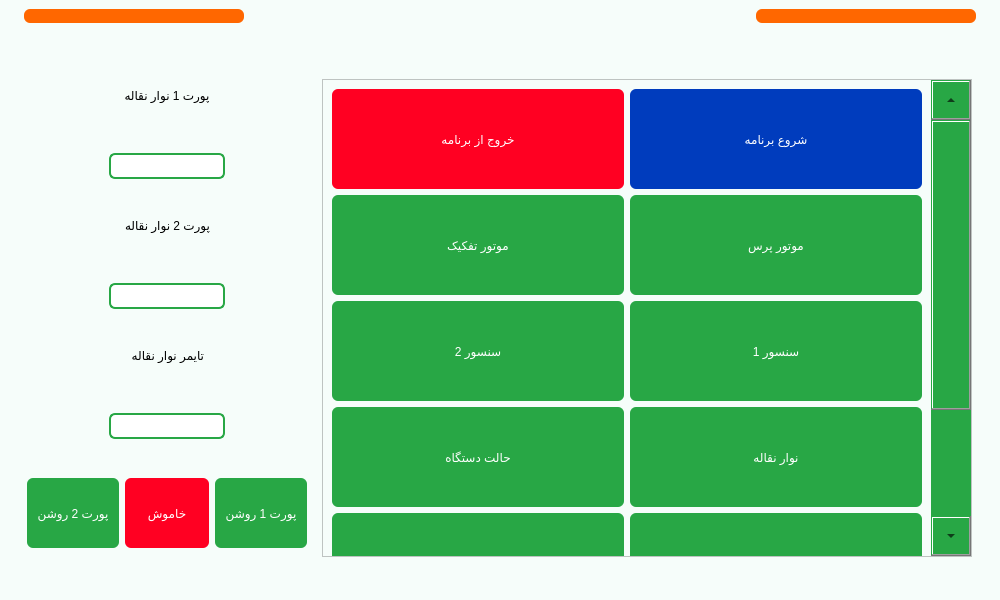
This is main.ui in Farazist/raspberrypi-app as Qt 5 draws it before an edit. The edited form follows.
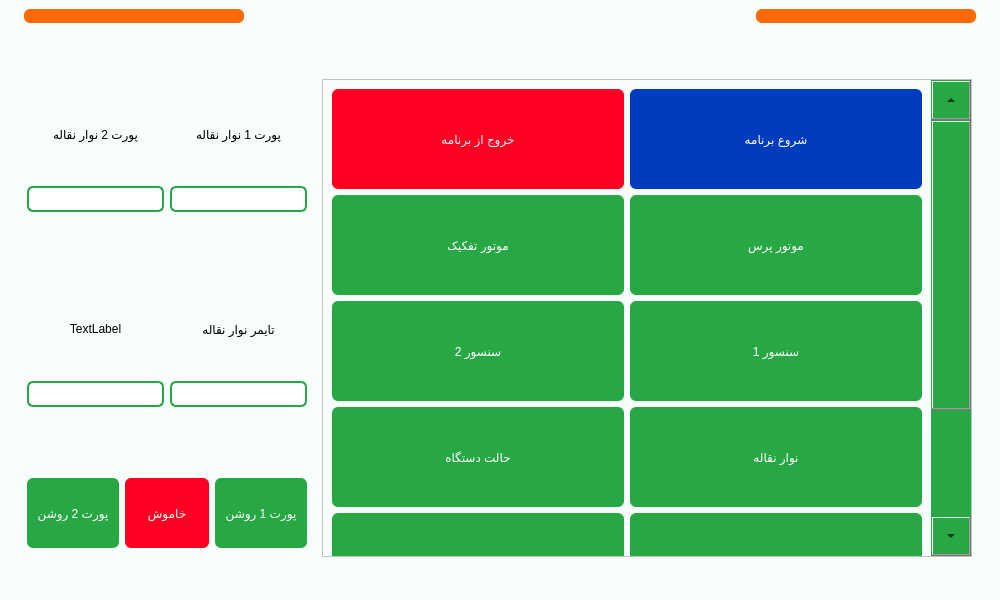
This is the edited form. The open tabs and pages were chosen to show the change. Icons and pictures are not drawn.

Commit message: conveyor_motor_active_high

```diff
--- a/main.ui
+++ b/main.ui
@@ -2233,104 +2233,140 @@
               <property name="bottomMargin">
                <number>9</number>
               </property>
-              <item alignment="Qt::AlignHCenter|Qt::AlignTop">
-               <widget class="QLabel" name="lbl_conveyor_motor_forward_port">
-                <property name="styleSheet">
-                 <string notr="true">font: 22pt &quot;IRANSans&quot;;
+              <item>
+               <layout class="QHBoxLayout" name="horizontalLayout_45">
+                <item>
+                 <layout class="QVBoxLayout" name="verticalLayout_59">
+                  <property name="leftMargin">
+                   <number>0</number>
+                  </property>
+                  <item>
+                   <widget class="QLabel" name="lbl_conveyor_motor_backward_port">
+                    <property name="styleSheet">
+                     <string notr="true">font: 22pt &quot;IRANSans&quot;;
 font: 22pt &quot;IRANSansFaNum&quot;;
 color: #000000;</string>
-                </property>
-                <property name="text">
-                 <string>پورت 1 نوار نقاله</string>
-                </property>
-                <property name="alignment">
-                 <set>Qt::AlignCenter</set>
-                </property>
-                <property name="wordWrap">
-                 <bool>true</bool>
-                </property>
-               </widget>
-              </item>
-              <item alignment="Qt::AlignHCenter|Qt::AlignTop">
-               <widget class="QLineEdit" name="tb_conveyor_motor_forward_port">
-                <property name="minimumSize">
-                 <size>
-                  <width>0</width>
-                  <height>0</height>
-                 </size>
-                </property>
-                <property name="maximumSize">
-                 <size>
-                  <width>16777215</width>
-                  <height>16777215</height>
-                 </size>
-                </property>
-                <property name="styleSheet">
-                 <string notr="true">background-color: #ffffff; 
+                    </property>
+                    <property name="text">
+                     <string>پورت 2 نوار نقاله</string>
+                    </property>
+                    <property name="alignment">
+                     <set>Qt::AlignCenter</set>
+                    </property>
+                   </widget>
+                  </item>
+                  <item alignment="Qt::AlignTop">
+                   <widget class="QLineEdit" name="tb_conveyor_motor_backward_port">
+                    <property name="styleSheet">
+                     <string notr="true">background-color: #ffffff; 
 padding: 3px; 
 border: 2px solid #28a745;
 border-radius: 6px;
 font: 26pt &quot;IRANSansFaNum&quot;;
 color:#000000;</string>
-                </property>
-                <property name="inputMethodHints">
-                 <set>Qt::ImhDigitsOnly</set>
-                </property>
-               </widget>
-              </item>
-              <item alignment="Qt::AlignHCenter|Qt::AlignTop">
-               <widget class="QLabel" name="lbl_conveyor_motor_backward_port">
-                <property name="styleSheet">
-                 <string notr="true">font: 22pt &quot;IRANSans&quot;;
+                    </property>
+                    <property name="inputMethodHints">
+                     <set>Qt::ImhDigitsOnly</set>
+                    </property>
+                   </widget>
+                  </item>
+                  <item>
+                   <widget class="QLabel" name="lbl_conveyor_motor_active_high">
+                    <property name="styleSheet">
+                     <string notr="true">font: 22pt &quot;IRANSans&quot;;
 font: 22pt &quot;IRANSansFaNum&quot;;
 color: #000000;</string>
-                </property>
-                <property name="text">
-                 <string>پورت 2 نوار نقاله</string>
-                </property>
-               </widget>
-              </item>
-              <item alignment="Qt::AlignHCenter|Qt::AlignTop">
-               <widget class="QLineEdit" name="tb_conveyor_motor_backward_port">
-                <property name="styleSheet">
-                 <string notr="true">background-color: #ffffff; 
+                    </property>
+                    <property name="text">
+                     <string>TextLabel</string>
+                    </property>
+                    <property name="alignment">
+                     <set>Qt::AlignCenter</set>
+                    </property>
+                   </widget>
+                  </item>
+                  <item alignment="Qt::AlignTop">
+                   <widget class="QLineEdit" name="tb_conveyor_motor_active_high">
+                    <property name="styleSheet">
+                     <string notr="true">background-color: #ffffff; 
 padding: 3px; 
 border: 2px solid #28a745;
 border-radius: 6px;
 font: 26pt &quot;IRANSansFaNum&quot;;
 color:#000000;</string>
-                </property>
-                <property name="inputMethodHints">
-                 <set>Qt::ImhDigitsOnly</set>
-                </property>
-               </widget>
-              </item>
-              <item alignment="Qt::AlignHCenter|Qt::AlignTop">
-               <widget class="QLabel" name="lbl_conveyor_motor_timer">
-                <property name="styleSheet">
-                 <string notr="true">font: 22pt &quot;IRANSans&quot;;
+                    </property>
+                    <property name="inputMethodHints">
+                     <set>Qt::ImhDigitsOnly</set>
+                    </property>
+                   </widget>
+                  </item>
+                 </layout>
+                </item>
+                <item>
+                 <layout class="QVBoxLayout" name="verticalLayout_60">
+                  <item>
+                   <widget class="QLabel" name="lbl_conveyor_motor_forward_port">
+                    <property name="styleSheet">
+                     <string notr="true">font: 22pt &quot;IRANSans&quot;;
 font: 22pt &quot;IRANSansFaNum&quot;;
 color: #000000;</string>
-                </property>
-                <property name="text">
-                 <string>تایمر نوار نقاله</string>
-                </property>
-               </widget>
-              </item>
-              <item alignment="Qt::AlignHCenter|Qt::AlignTop">
-               <widget class="QLineEdit" name="tb_conveyor_motor_timer">
-                <property name="styleSheet">
-                 <string notr="true">background-color: #ffffff; 
+                    </property>
+                    <property name="text">
+                     <string>پورت 1 نوار نقاله</string>
+                    </property>
+                    <property name="alignment">
+                     <set>Qt::AlignCenter</set>
+                    </property>
+                   </widget>
+                  </item>
+                  <item alignment="Qt::AlignTop">
+                   <widget class="QLineEdit" name="tb_conveyor_motor_forward_port">
+                    <property name="styleSheet">
+                     <string notr="true">background-color: #ffffff; 
 padding: 3px; 
 border: 2px solid #28a745;
 border-radius: 6px;
 font: 26pt &quot;IRANSansFaNum&quot;;
 color:#000000;</string>
-                </property>
-                <property name="inputMethodHints">
-                 <set>Qt::ImhDigitsOnly</set>
-                </property>
-               </widget>
+                    </property>
+                    <property name="inputMethodHints">
+                     <set>Qt::ImhDigitsOnly</set>
+                    </property>
+                   </widget>
+                  </item>
+                  <item>
+                   <widget class="QLabel" name="lbl_conveyor_motor_timer">
+                    <property name="styleSheet">
+                     <string notr="true">font: 22pt &quot;IRANSans&quot;;
+font: 22pt &quot;IRANSansFaNum&quot;;
+color: #000000;</string>
+                    </property>
+                    <property name="text">
+                     <string>تایمر نوار نقاله</string>
+                    </property>
+                    <property name="alignment">
+                     <set>Qt::AlignCenter</set>
+                    </property>
+                   </widget>
+                  </item>
+                  <item alignment="Qt::AlignTop">
+                   <widget class="QLineEdit" name="tb_conveyor_motor_timer">
+                    <property name="styleSheet">
+                     <string notr="true">background-color: #ffffff; 
+padding: 3px; 
+border: 2px solid #28a745;
+border-radius: 6px;
+font: 26pt &quot;IRANSansFaNum&quot;;
+color:#000000;</string>
+                    </property>
+                    <property name="inputMethodHints">
+                     <set>Qt::ImhDigitsOnly</set>
+                    </property>
+                   </widget>
+                  </item>
+                 </layout>
+                </item>
+               </layout>
               </item>
               <item>
                <layout class="QHBoxLayout" name="horizontalLayout_20">
```
Left out of the diff: 296 changed lines with no effect on the pictures. The commit also changes 2 other files.
